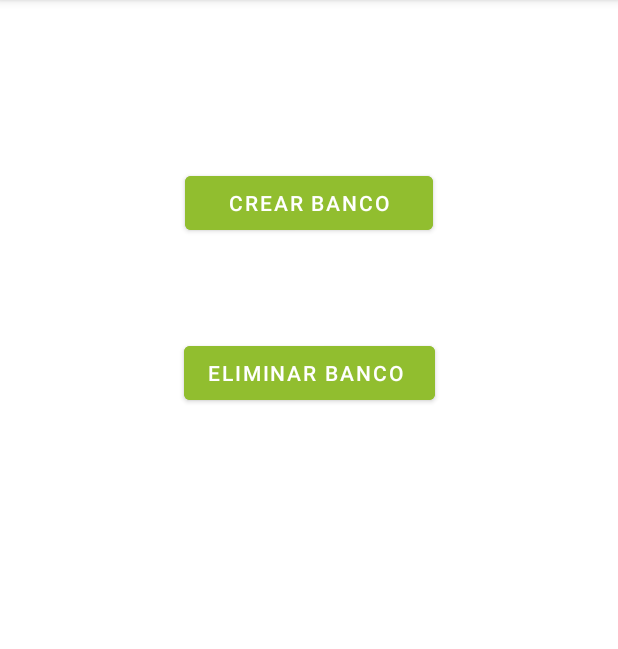
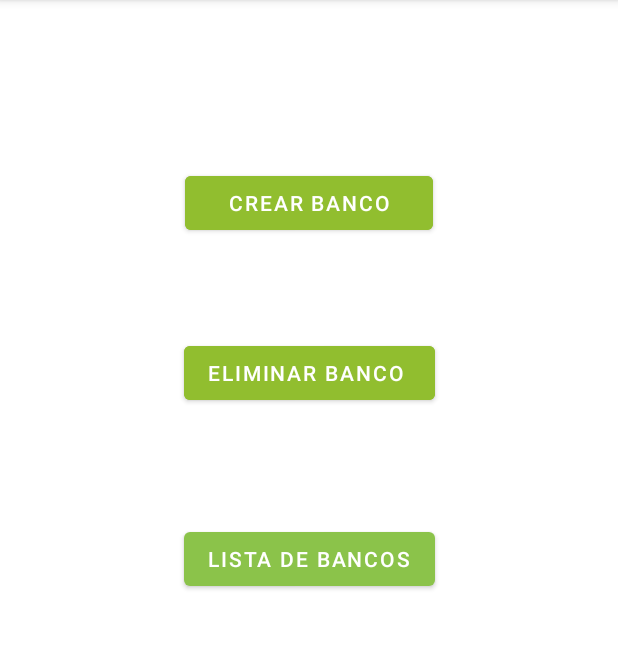
Before and after one commit to Andreastephgm/PiggyBank, an Android app: the AdmActivity screen opened directly, with no data from a screen before it, on a phone screen of 412 x 824 dp, the part 84-733 px from its top. Run offline under Robolectric (Android 15) with nearby library versions, the phone set to English and light mode, and no system bars.

Commit message:
Intents y Menus

```diff
--- a/app/src/main/java/com/miempresa/findapp03/AdmActivity.java
+++ b/app/src/main/java/com/miempresa/findapp03/AdmActivity.java
@@ -2,18 +2,15 @@ package com.miempresa.findapp03;
 
 import androidx.appcompat.app.AppCompatActivity;
 
-import android.content.Context;
 import android.content.Intent;
 import android.os.Bundle;
 import android.view.View;
 import android.widget.Button;
-import android.widget.Toast;
-
-import com.google.android.material.snackbar.Snackbar;
 
 public class AdmActivity extends AppCompatActivity {
 
     Button buttonCrearBanco;
+    Button ListaLB;
 
     @Override
     protected void onCreate(Bundle savedInstanceState) {
@@ -21,6 +18,7 @@ public class AdmActivity extends AppCompatActivity {
         setContentView(R.layout.activity_adm);
 
         buttonCrearBanco = findViewById(R.id.buttonCrearBanco);
+        ListaLB= findViewById(R.id.buttonLBANCOS);
         buttonCrearBanco.setOnClickListener(new View.OnClickListener() {
             @Override
             public void onClick(View view) {
@@ -29,5 +27,12 @@ public class AdmActivity extends AppCompatActivity {
 
             }
         });
+        ListaLB.setOnClickListener(new View.OnClickListener() {
+            @Override
+            public void onClick(View view) {
+                Intent i  = new Intent(AdmActivity.this, ListarBancos.class);
+                startActivity(i);
+            }
+        });
     }
 }
--- a/app/src/main/res/layout/activity_adm.xml
+++ b/app/src/main/res/layout/activity_adm.xml
@@ -31,4 +31,17 @@
         app:layout_constraintStart_toStartOf="parent"
         app:layout_constraintTop_toBottomOf="@+id/buttonCrearBanco"
         app:layout_constraintVertical_bias="0.117" />
+
+    <Button
+        android:id="@+id/buttonLBANCOS"
+        android:layout_width="wrap_content"
+        android:layout_height="wrap_content"
+        android:layout_marginTop="76dp"
+        android:text="LISTA DE BANCOS"
+        app:layout_constraintBottom_toBottomOf="parent"
+        app:layout_constraintEnd_toEndOf="parent"
+        app:layout_constraintHorizontal_bias="0.502"
+        app:layout_constraintStart_toStartOf="parent"
+        app:layout_constraintTop_toBottomOf="@+id/buttonEliminarBanco"
+        app:layout_constraintVertical_bias="0.0" />
 </androidx.constraintlayout.widget.ConstraintLayout>
--- a/app/src/main/res/menu/activity_menu.xml
+++ b/app/src/main/res/menu/activity_menu.xml
@@ -8,6 +8,9 @@
         android:id="@+id/itemLista"
         android:title=" Lista de Bancos" />
     <item
+        android:id="@+id/Itemhome"
+        android:title="Home" />
+    <item
         android:id="@+id/itemSalir"
         android:title="Salir" />
 </menu>
```
Also changed, not shown: app/src/main/java/com/miempresa/findapp03/activity_profile.java (+27 -1 lines).
